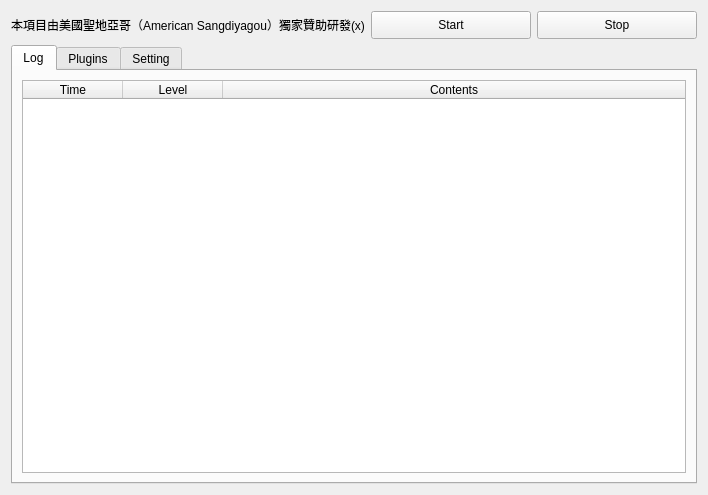
Above: ictye-live-dm/src/QT-GUI/main.ui from northgreen/ictye-live-dm before the change. Below: the same form after it.
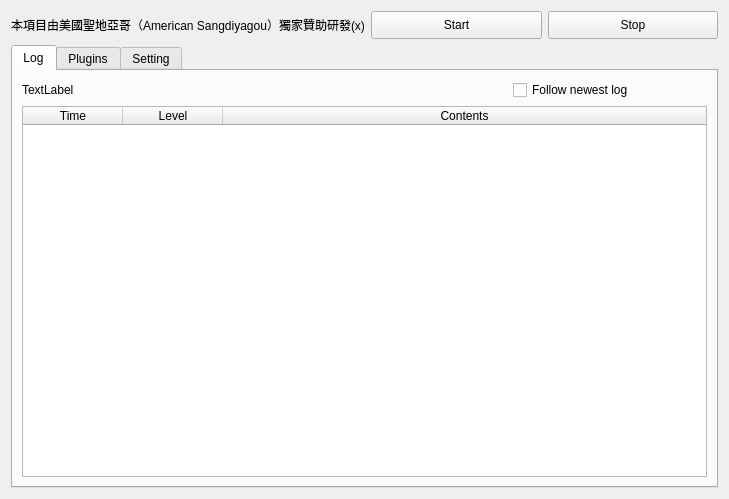
That is the form after the change. Icons and pictures are not drawn.

```diff
--- a/ictye-live-dm/src/QT-GUI/main.ui
+++ b/ictye-live-dm/src/QT-GUI/main.ui
@@ -9,8 +9,8 @@
    <rect>
     <x>0</x>
     <y>0</y>
-    <width>708</width>
-    <height>495</height>
+    <width>729</width>
+    <height>499</height>
    </rect>
   </property>
   <property name="windowTitle">
@@ -47,6 +47,9 @@
      </item>
      <item>
       <widget class="QPushButton" name="stopButton">
+       <property name="enabled">
+        <bool>true</bool>
+       </property>
        <property name="maximumSize">
         <size>
          <width>316</width>
@@ -69,7 +72,31 @@
       <attribute name="title">
        <string>Log</string>
       </attribute>
-      <layout class="QHBoxLayout" name="horizontalLayout_2">
+      <layout class="QVBoxLayout" name="verticalLayout_4">
+       <item>
+        <layout class="QHBoxLayout" name="horizontalLayout_2">
+         <item>
+          <widget class="QLabel" name="totalLogLable">
+           <property name="text">
+            <string>TextLabel</string>
+           </property>
+          </widget>
+         </item>
+         <item>
+          <widget class="QCheckBox" name="followCheckBox">
+           <property name="maximumSize">
+            <size>
+             <width>194</width>
+             <height>16777215</height>
+            </size>
+           </property>
+           <property name="text">
+            <string>Follow newest log</string>
+           </property>
+          </widget>
+         </item>
+        </layout>
+       </item>
        <item>
         <widget class="QTableWidget" name="logTable">
          <property name="editTriggers">
```
Left out of the diff: 37 changed lines with no effect on the pictures.
